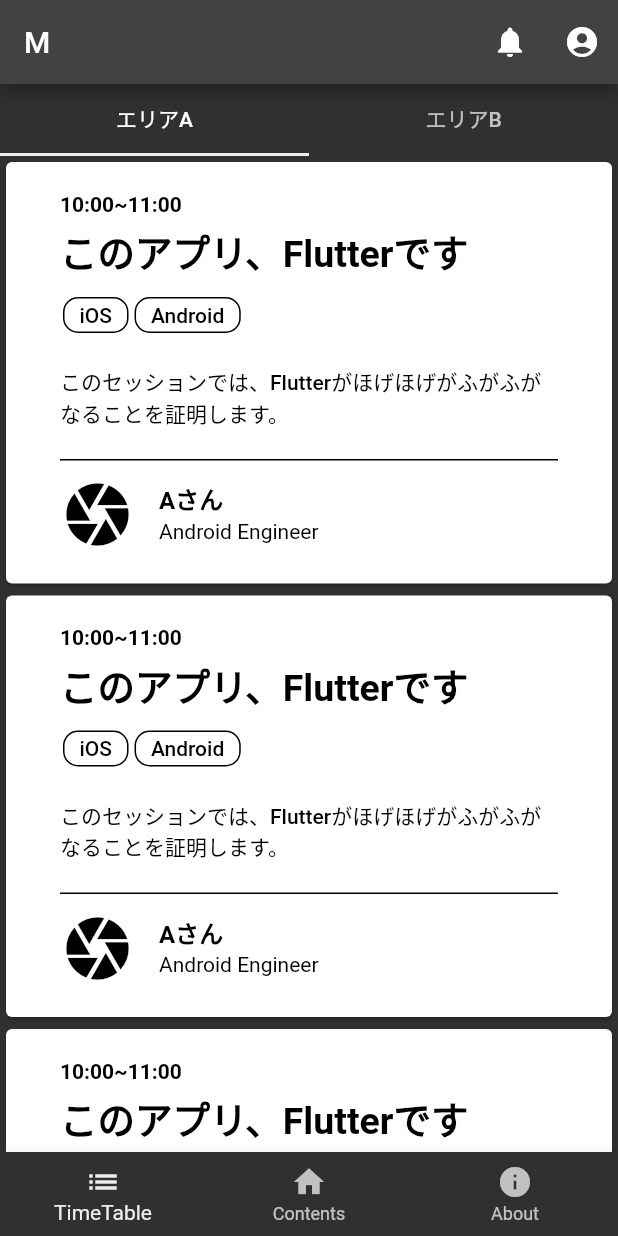
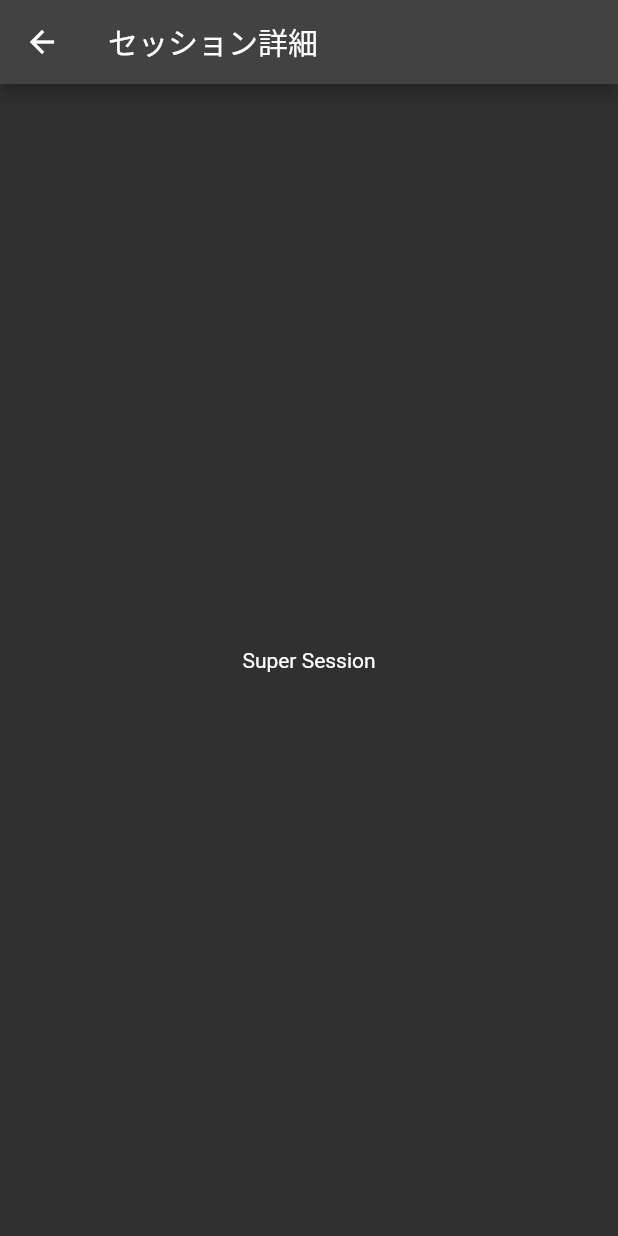
Before and after one commit to mercari/mtc2018-app, a Flutter app: the screen it shows after launch, after a tap on "10:00~11:00", on a phone screen of 412 x 824 dp. Run offline on Flutter 3.47's test engine with Material 2 defaults, Android fonts, the phone set to English and light mode, and no system bars.

Commit message:
added a screen for session detail

```diff
--- /dev/null
+++ b/lib/page/session_detail.dart
@@ -0,0 +1,15 @@
+import 'package:flutter/material.dart';
+
+class SessionDetailPage extends StatelessWidget {
+
+  @override
+  Widget build(BuildContext context) {
+    return Scaffold(
+      appBar: AppBar(
+        title: Text("セッション詳細")
+      ),
+      body: Center(child: Text('Super Session'))
+    );
+  }
+
+}
--- a/lib/page/time_table_page.dart
+++ b/lib/page/time_table_page.dart
@@ -1,12 +1,21 @@
 import 'package:flutter/material.dart';
+import 'package:mtc2018_app/page/session_detail.dart';
 
 class TimeTablePage extends StatelessWidget {
 
-  Widget buildSessionCard(String timeRange, String title, List<String> typeLabels, String text, String speakerName, String speakerType) {
+  Widget buildSessionCard(BuildContext context, String timeRange, String title, List<String> typeLabels, String text, String speakerName, String speakerType) {
     return Card(
       color: Colors.white,
       child: FlatButton(
-        onPressed: (){},
+        onPressed: (){
+          Navigator.push(
+            context,
+            MaterialPageRoute(
+              settings: RouteSettings(name: '/session_detail'),
+              builder: (context) => SessionDetailPage()
+            )
+          );
+        },
         child: Padding(
           padding: const EdgeInsets.only(top: 20.0, left: 20.0, right: 20.0, bottom: 10.0),
           child: Column(
@@ -94,16 +103,16 @@ class TimeTablePage extends StatelessWidget {
           body: TabBarView(
             children: [
               ListView(children: [
-                buildSessionCard('10:00~11:00', 'このアプリ、Flutterです', ['iOS', 'Android'], 'このセッションでは、Flutterがほげほげがふがふがなることを証明します。', 'Aさん', 'Android Engineer'),
-                buildSessionCard('10:00~11:00', 'このアプリ、Flutterです', ['iOS', 'Android'], 'このセッションでは、Flutterがほげほげがふがふがなることを証明します。', 'Aさん', 'Android Engineer'),
-                buildSessionCard('10:00~11:00', 'このアプリ、Flutterです', ['iOS', 'Android'], 'このセッションでは、Flutterがほげほげがふがふがなることを証明します。', 'Aさん', 'Android Engineer'),
-                buildSessionCard('10:00~11:00', 'このアプリ、Flutterです', ['iOS', 'Android'], 'このセッションでは、Flutterがほげほげがふがふがなることを証明します。', 'Aさん', 'Android Engineer')
+                buildSessionCard(context, '10:00~11:00', 'このアプリ、Flutterです', ['iOS', 'Android'], 'このセッションでは、Flutterがほげほげがふがふがなることを証明します。', 'Aさん', 'Android Engineer'),
+                buildSessionCard(context, '10:00~11:00', 'このアプリ、Flutterです', ['iOS', 'Android'], 'このセッションでは、Flutterがほげほげがふがふがなることを証明します。', 'Aさん', 'Android Engineer'),
+                buildSessionCard(context, '10:00~11:00', 'このアプリ、Flutterです', ['iOS', 'Android'], 'このセッションでは、Flutterがほげほげがふがふがなることを証明します。', 'Aさん', 'Android Engineer'),
+                buildSessionCard(context, '10:00~11:00', 'このアプリ、Flutterです', ['iOS', 'Android'], 'このセッションでは、Flutterがほげほげがふがふがなることを証明します。', 'Aさん', 'Android Engineer')
               ]),
               ListView(children: [
-                buildSessionCard('10:00~11:00', 'このアプリ、Flutterです', ['iOS', 'Android'], 'このセッションでは、Flutterがほげほげがふがふがなることを証明します。', 'Aさん', 'Android Engineer'),
-                buildSessionCard('10:00~11:00', 'このアプリ、Flutterです', ['iOS', 'Android'], 'このセッションでは、Flutterがほげほげがふがふがなることを証明します。', 'Aさん', 'Android Engineer'),
-                buildSessionCard('10:00~11:00', 'このアプリ、Flutterです', ['iOS', 'Android'], 'このセッションでは、Flutterがほげほげがふがふがなることを証明します。', 'Aさん', 'Android Engineer'),
-                buildSessionCard('10:00~11:00', 'このアプリ、Flutterです', ['iOS', 'Android'], 'このセッションでは、Flutterがほげほげがふがふがなることを証明します。', 'Aさん', 'Android Engineer')
+                buildSessionCard(context, '10:00~11:00', 'このアプリ、Flutterです', ['iOS', 'Android'], 'このセッションでは、Flutterがほげほげがふがふがなることを証明します。', 'Aさん', 'Android Engineer'),
+                buildSessionCard(context, '10:00~11:00', 'このアプリ、Flutterです', ['iOS', 'Android'], 'このセッションでは、Flutterがほげほげがふがふがなることを証明します。', 'Aさん', 'Android Engineer'),
+                buildSessionCard(context, '10:00~11:00', 'このアプリ、Flutterです', ['iOS', 'Android'], 'このセッションでは、Flutterがほげほげがふがふがなることを証明します。', 'Aさん', 'Android Engineer'),
+                buildSessionCard(context, '10:00~11:00', 'このアプリ、Flutterです', ['iOS', 'Android'], 'このセッションでは、Flutterがほげほげがふがふがなることを証明します。', 'Aさん', 'Android Engineer')
               ]),
             ],
           ),
```
